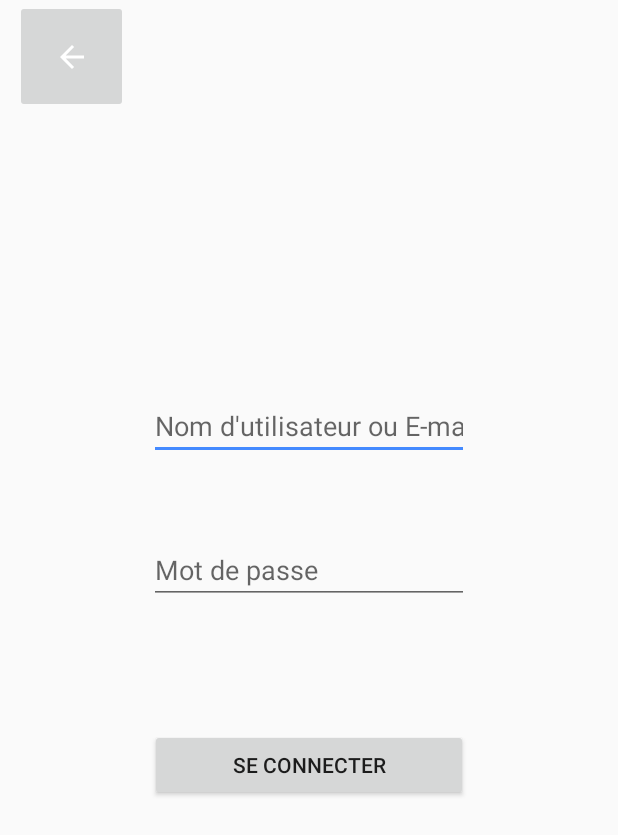
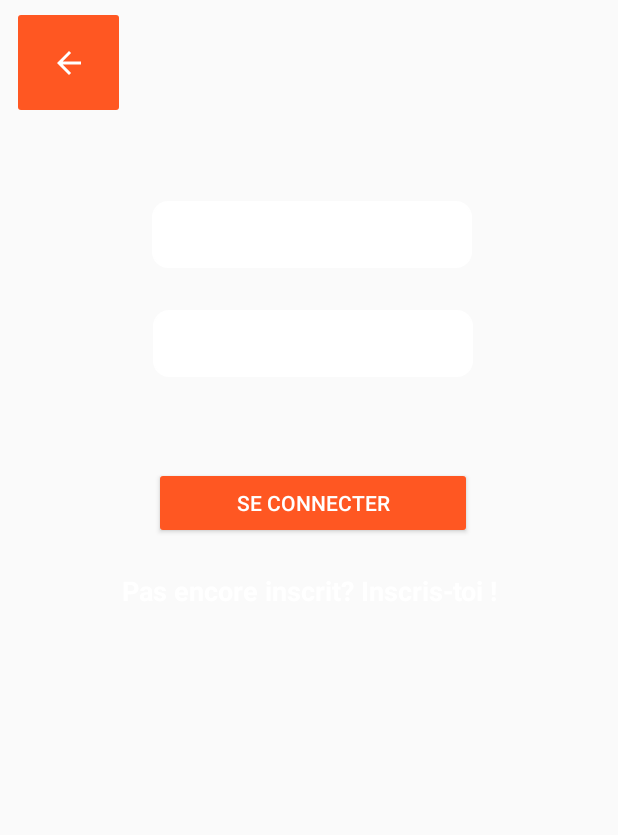
Before and after one commit to th1997/Delt-app, an Android app: the layout activity_login_app.xml on its own in the app's theme, with its tools: preview values and no code run, on a phone screen of 412 x 824 dp. Shown: the top 835 px of the screen. Run offline under Robolectric (Android 15) with nearby library versions, the phone set to English and light mode, and no system bars.

Commit message:
Ajout page d'inscription Couleur de background Redirection entre les pages inscriptions/connexion

```diff
--- a/app/src/main/AndroidManifest.xml
+++ b/app/src/main/AndroidManifest.xml
@@ -1,8 +1,11 @@
 <?xml version="1.0" encoding="utf-8"?>
 <manifest xmlns:android="http://schemas.android.com/apk/res/android"
     package="com.example.projetl3">
+
     <uses-feature android:name="android.hardware.camera.any" />
+
     <uses-permission android:name="android.permission.CAMERA" />
+
     <application
         android:allowBackup="true"
         android:icon="@mipmap/ic_launcher"
@@ -10,6 +13,8 @@
         android:roundIcon="@mipmap/ic_launcher_round"
         android:supportsRtl="true"
         android:theme="@style/AppTheme">
+        <activity android:name=".RegisterApp"></activity>
+        <activity android:name=".LoginApp" />
         <activity android:name=".MainActivity">
             <intent-filter>
                 <action android:name="android.intent.action.MAIN" />
--- /dev/null
+++ b/app/src/main/res/drawable/text_border.xml
@@ -0,0 +1,16 @@
+<?xml version="1.0" encoding="utf-8"?>
+<shape xmlns:android="http://schemas.android.com/apk/res/android">
+    <stroke
+        android:width="1dp"
+        android:color="#2E2F2F" />
+    <solid
+        android:color="#2E2F2F"
+        android:paddingLeft="10dp"
+        android:paddingTop="10dp"/>
+    <corners android:radius="10dp" />
+    <padding
+        android:left="10dp"
+        android:top="10dp"
+        android:right="10dp"
+        android:bottom="10dp" />
+</shape>
--- a/app/src/main/res/layout/activity_login_app.xml
+++ b/app/src/main/res/layout/activity_login_app.xml
@@ -11,48 +11,82 @@
         android:id="@+id/UsernameText"
         android:layout_width="wrap_content"
         android:layout_height="wrap_content"
-        android:layout_marginBottom="256dp"
+        android:backgroundTint="#FFFFFF"
+        android:backgroundTintMode="screen"
+        android:background="@drawable/text_border"
         android:ems="10"
-        android:hint="Nom d'utilisateur ou E-mail"
-        android:inputType="textPersonName"
-        app:layout_constraintBottom_toBottomOf="parent"
+        android:hint="E-mail"
+        android:inputType="textEmailAddress"
+        android:textColor="#FFFFFF"
+        android:textColorHint="#FFFFFF"
+        app:layout_constraintBottom_toTopOf="@+id/btnLogin"
         app:layout_constraintEnd_toEndOf="parent"
-        app:layout_constraintHorizontal_bias="0.501"
+        app:layout_constraintHorizontal_bias="0.51"
         app:layout_constraintStart_toStartOf="parent"
-        app:layout_constraintTop_toTopOf="parent" />
+        app:layout_constraintTop_toBottomOf="@+id/btn_go_to_main"
+        app:layout_constraintVertical_bias="0.292" />
 
     <EditText
         android:id="@+id/PasswordText"
         android:layout_width="wrap_content"
         android:layout_height="wrap_content"
-        android:layout_marginBottom="64dp"
+        android:background="@drawable/text_border"
+        android:backgroundTint="#FFFFFF"
+        android:backgroundTintMode="screen"
         android:ems="10"
         android:hint="Mot de passe"
+        android:textColorHint="#FFFFFF"
         android:inputType="textPassword"
-        app:layout_constraintBottom_toBottomOf="parent"
+        android:textColor="#FFFFFF"
+        android:textStyle="bold"
+        app:layout_constraintBottom_toTopOf="@+id/btnLogin"
         app:layout_constraintEnd_toEndOf="parent"
+        app:layout_constraintHorizontal_bias="0.515"
         app:layout_constraintStart_toStartOf="parent"
-        app:layout_constraintTop_toTopOf="parent" />
+        app:layout_constraintTop_toBottomOf="@+id/UsernameText"
+        app:layout_constraintVertical_bias="0.318" />
 
     <Button
         android:id="@+id/btnLogin"
         android:layout_width="212dp"
         android:layout_height="48dp"
         android:layout_marginTop="196dp"
+        android:backgroundTint="#FF5722"
         android:text="Se connecter"
+        android:textColor="#FFFFFF"
         app:layout_constraintBottom_toBottomOf="parent"
         app:layout_constraintEnd_toEndOf="parent"
+        app:layout_constraintHorizontal_bias="0.512"
         app:layout_constraintStart_toStartOf="parent"
-        app:layout_constraintTop_toTopOf="parent" />
+        app:layout_constraintTop_toTopOf="parent"
+        app:layout_constraintVertical_bias="0.199" />
 
     <ImageButton
         android:id="@+id/btn_go_to_main"
         android:layout_width="75dp"
         android:layout_height="75dp"
+        android:layout_marginTop="4dp"
+        android:backgroundTint="#FF5722"
         app:layout_constraintEnd_toEndOf="parent"
-        app:layout_constraintHorizontal_bias="0.029"
+        app:layout_constraintHorizontal_bias="0.023"
         app:layout_constraintStart_toStartOf="parent"
-        app:srcCompat="@drawable/abc_vector_test"
-        tools:layout_editor_absoluteY="16dp" />
+        app:layout_constraintTop_toTopOf="parent"
+        app:srcCompat="@drawable/abc_vector_test" />
+
+    <TextView
+        android:id="@+id/tvRegister"
+        android:layout_width="322dp"
+        android:layout_height="75dp"
+        android:layout_marginBottom="40dp"
+        android:text="Pas encore inscrit? Inscris-toi !"
+        android:textAlignment="center"
+        android:textColor="#FFFFFF"
+        android:textSize="18sp"
+        android:textStyle="bold"
+        app:layout_constraintBottom_toBottomOf="parent"
+        app:layout_constraintEnd_toEndOf="parent"
+        app:layout_constraintStart_toStartOf="parent"
+        app:layout_constraintTop_toBottomOf="@+id/btnLogin"
+        app:layout_constraintVertical_bias="0.063" />
 
 </androidx.constraintlayout.widget.ConstraintLayout>
```
Also changed, not shown: app/src/main/java/com/example/projetl3/Database.java (added, +27 -0 lines), app/src/main/java/com/example/projetl3/LoginApp.java (+15 -1 lines), app/src/main/java/com/example/projetl3/RegisterApp.java (added, +85 -0 lines), app/src/main/res/layout/activity_register_app.xml (added, +112 -0 lines).
